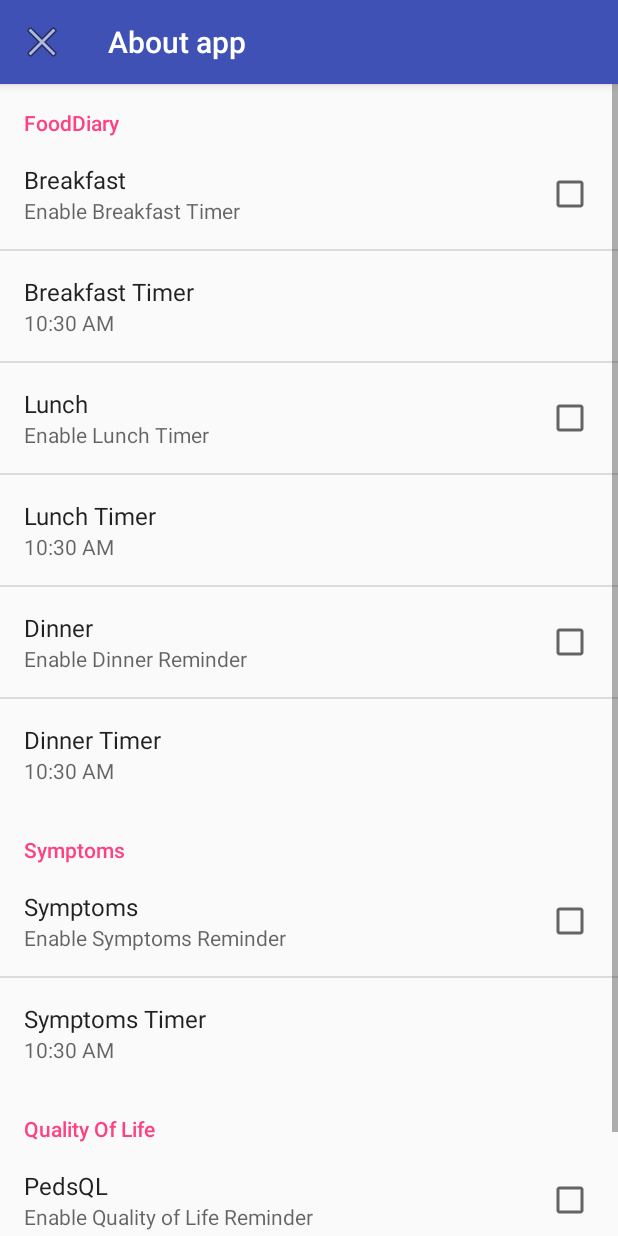
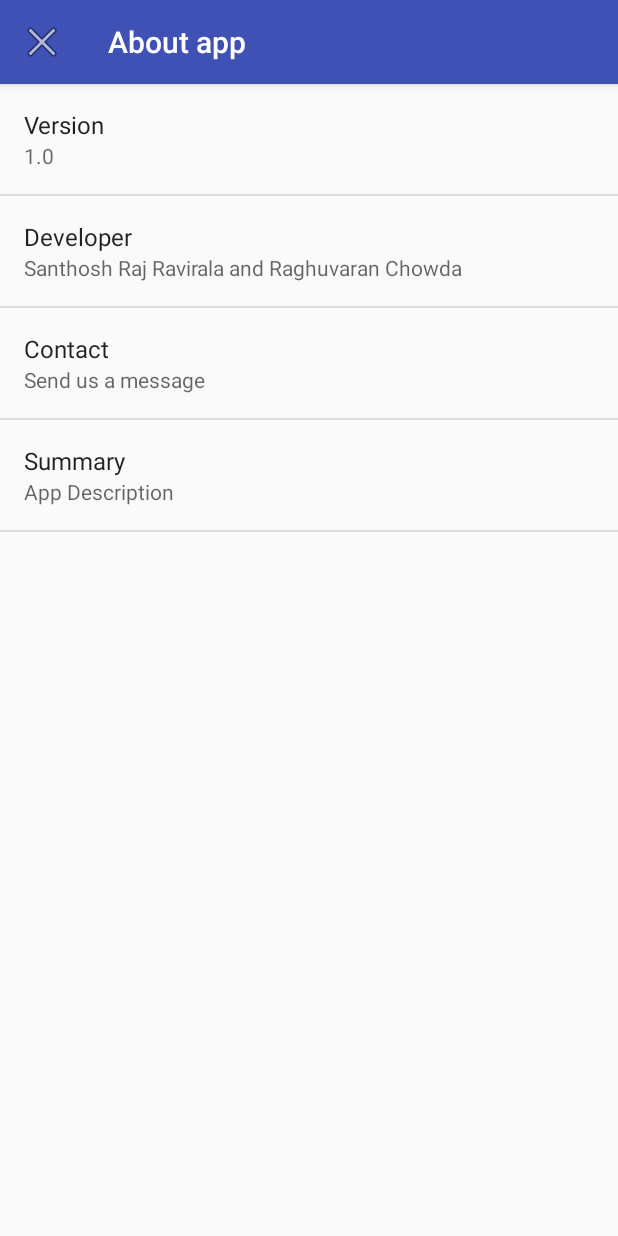
Before and after one commit to raghuvaran/AndroidEoE, an Android app: the About screen opened directly, with no data from a screen before it, on a phone screen of 412 x 824 dp. Run offline under Robolectric (Android 15) with nearby library versions, the phone set to English and light mode, and no system bars.

Commit message:
About activity

```diff
--- a/app/src/main/AndroidManifest.xml
+++ b/app/src/main/AndroidManifest.xml
@@ -20,6 +20,7 @@
         android:theme="@style/AppTheme">
         <activity
             android:name=".RegActivity"
+            android:screenOrientation="portrait"
             android:label="@string/app_name"
             android:theme="@style/AppTheme.NoActionBar">
             <intent-filter>
@@ -30,10 +31,12 @@
         </activity>
         <activity
             android:name=".Surveys"
+            android:screenOrientation="portrait"
             android:label="@string/title_activity_surveys"
             android:theme="@style/AppTheme.NoActionBar" />
         <activity
             android:name=".UserTreatment"
+            android:screenOrientation="portrait"
             android:label="@string/title_activity_user_treatment"
             android:parentActivityName=".Surveys"
             android:theme="@style/AppTheme.NoActionBar">
@@ -43,6 +46,7 @@
         </activity>
         <activity
             android:name=".Settings"
+            android:screenOrientation="portrait"
             android:label="Settings"
 
             android:theme="@style/AppTheme.NoActionBar" />
@@ -69,6 +73,7 @@
 
         <activity
             android:name=".About"
+            android:screenOrientation="portrait"
             android:label="About app"></activity>
     </application>
 
--- a/app/src/main/java/edu/clemson/eoe/About.java
+++ b/app/src/main/java/edu/clemson/eoe/About.java
@@ -1,11 +1,21 @@
 package edu.clemson.eoe;
 
+import android.content.DialogInterface;
+import android.content.Intent;
+import android.preference.Preference;
 import android.preference.PreferenceActivity;
 import android.preference.PreferenceFragment;
 import android.support.v7.app.ActionBar;
+import android.support.v7.app.AlertDialog;
 import android.support.v7.app.AppCompatActivity;
 import android.os.Bundle;
+import android.view.Gravity;
 import android.view.MenuItem;
+import android.widget.Button;
+import android.widget.LinearLayout;
+import android.widget.PopupWindow;
+import android.widget.ScrollView;
+import android.widget.TextView;
 
 public class About extends AppCompatActivity {
 
@@ -21,10 +31,70 @@ public class About extends AppCompatActivity {
         getSupportActionBar().setDisplayHomeAsUpEnabled(true);
     }
     public static class MyPreferenceFragment extends PreferenceFragment {
+        PopupWindow popUp;
+        LinearLayout layout;
+        TextView tv;
+        LinearLayout.LayoutParams params;
+        ScrollView scroll;
+        LinearLayout mainLayout;
+        Button but;
+        boolean click = true;
         @Override
         public void onCreate(final Bundle savedInstanceState) {
             super.onCreate(savedInstanceState);
-            addPreferencesFromResource(R.xml.settings);
+
+            addPreferencesFromResource(R.xml.about);
+
+            Preference myPref = (Preference) findPreference("Contact_key");
+            myPref.setOnPreferenceClickListener(new Preference.OnPreferenceClickListener() {
+                public boolean onPreferenceClick(Preference preference) {
+                    //open browser or intent here
+                    Intent intent = new Intent(Intent.ACTION_SEND);
+                    intent.setType("text/plain");
+                    intent.putExtra(Intent.EXTRA_EMAIL, "sravira@clemson.edu");
+                    intent.putExtra(Intent.EXTRA_SUBJECT, "Subject");
+                    intent.putExtra(Intent.EXTRA_TEXT, "I'm email body.");
+
+                    startActivity(Intent.createChooser(intent, "Send Email"));
+                    return true;
+                }
+            });
+
+            Preference summary = (Preference) findPreference("Summary_key");
+            popUp = new PopupWindow(getActivity());
+            popUp.setBackgroundDrawable(null);
+            //popUp.
+            layout = new LinearLayout(getActivity());
+            mainLayout = new LinearLayout(getActivity());
+            tv = new TextView(getActivity());
+            scroll =new ScrollView(getActivity());
+            summary.setOnPreferenceClickListener(new Preference.OnPreferenceClickListener() {
+                public boolean onPreferenceClick(Preference preference) {
+                    if (click) {
+                        popUp.showAtLocation(mainLayout, Gravity.CENTER, 100, 100);
+                        popUp.update(50, 50, -1, -1);
+
+                        click = false;
+                    } else {
+                        popUp.dismiss();
+                        click = true;
+                    }
+                    return true;
+                }
+            });
+            params = new LinearLayout.LayoutParams(LinearLayout.LayoutParams.WRAP_CONTENT,
+                    LinearLayout.LayoutParams.WRAP_CONTENT);
+            layout.setOrientation(LinearLayout.VERTICAL);
+
+            tv.setText("Hi this is a sample text for popup window");
+            layout.addView(tv, params);
+            popUp.setContentView(layout);
+
+            // popUp.showAtLocation(layout, Gravity.BOTTOM, 10, 10);
+            //mainLayout.addView(but, params);
+            //setContentView(mainLayout);
+
+
         }
     }
     /**
--- a/app/src/main/res/values/styles.xml
+++ b/app/src/main/res/values/styles.xml
@@ -6,8 +6,11 @@
         <item name="colorPrimary">@color/colorPrimary</item>
         <item name="colorPrimaryDark">@color/colorPrimaryDark</item>
         <item name="colorAccent">@color/colorAccent</item>
+        <item name="android:popupMenuStyle">@style/PopupMenu</item>
     </style>
-
+    <style name="PopupMenu" parent="@android:style/Widget.PopupMenu">
+        <item name="android:popupBackground">@android:color/white</item>
+    </style>
     <style name="AppTheme.NoActionBar">
         <item name="windowActionBar">false</item>
         <item name="windowNoTitle">true</item>
--- a/app/src/main/res/xml/about.xml
+++ b/app/src/main/res/xml/about.xml
@@ -2,6 +2,35 @@
 <PreferenceScreen xmlns:android="http://schemas.android.com/apk/res/android"
     android:layout_width="wrap_content"
     android:layout_height="wrap_content">
+    <Preference
+        android:selectable="true"
+        android:enabled="true"
+        android:key="Version_key"
+        android:title="Version"
+        android:summary="1.0" />
+
+    <Preference
+        android:selectable="true"
+        android:enabled="true"
+        android:key="Developer_key"
+        android:title="Developer"
+        android:summary="Santhosh Raj Ravirala and Raghuvaran Chowda" />
+
+    <Preference
+        android:selectable="true"
+        android:enabled="true"
+        android:key="Contact_key"
+        android:title="Contact"
+        android:summary="Send us a message" />
+
+    <Preference
+        android:selectable="true"
+        android:enabled="true"
+        android:key="Summary_key"
+        android:title="Summary"
+        android:summary="App Description" />
+
+
 
 
 
--- a/app/src/main/res/xml/settings.xml
+++ b/app/src/main/res/xml/settings.xml
@@ -13,7 +13,6 @@
 
         android:layout_width="wrap_content"
         android:layout_height="wrap_content"/>
-
 
         <edu.clemson.eoe.TimePreference
             android:key="Reminder1_Key"
```
